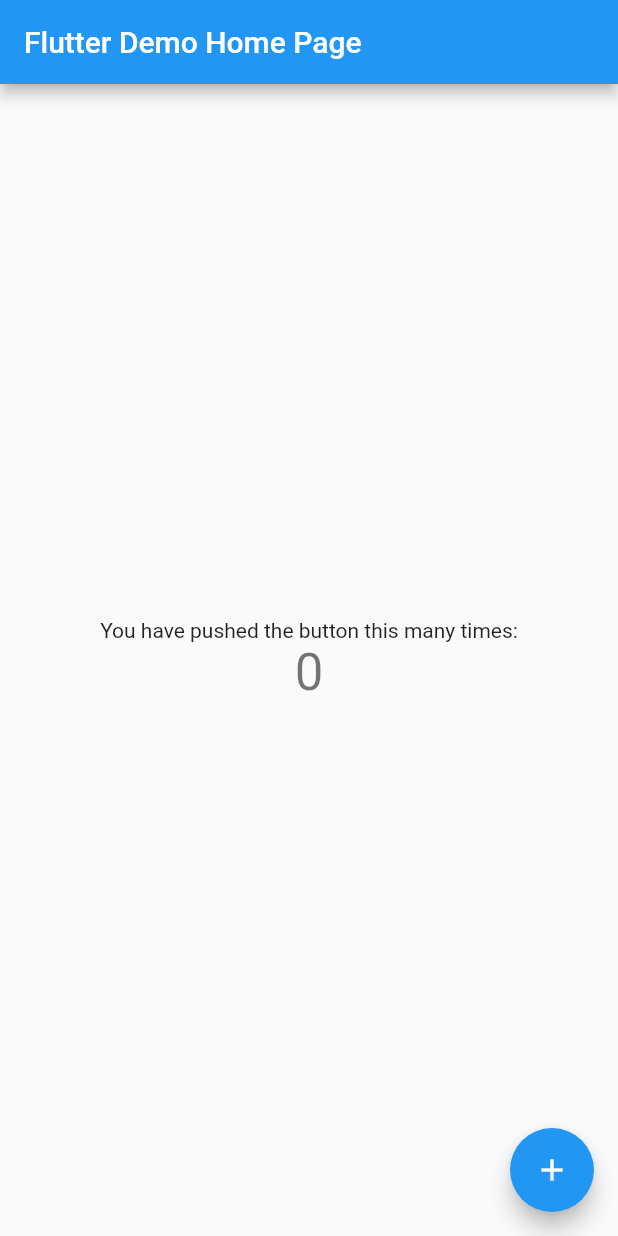
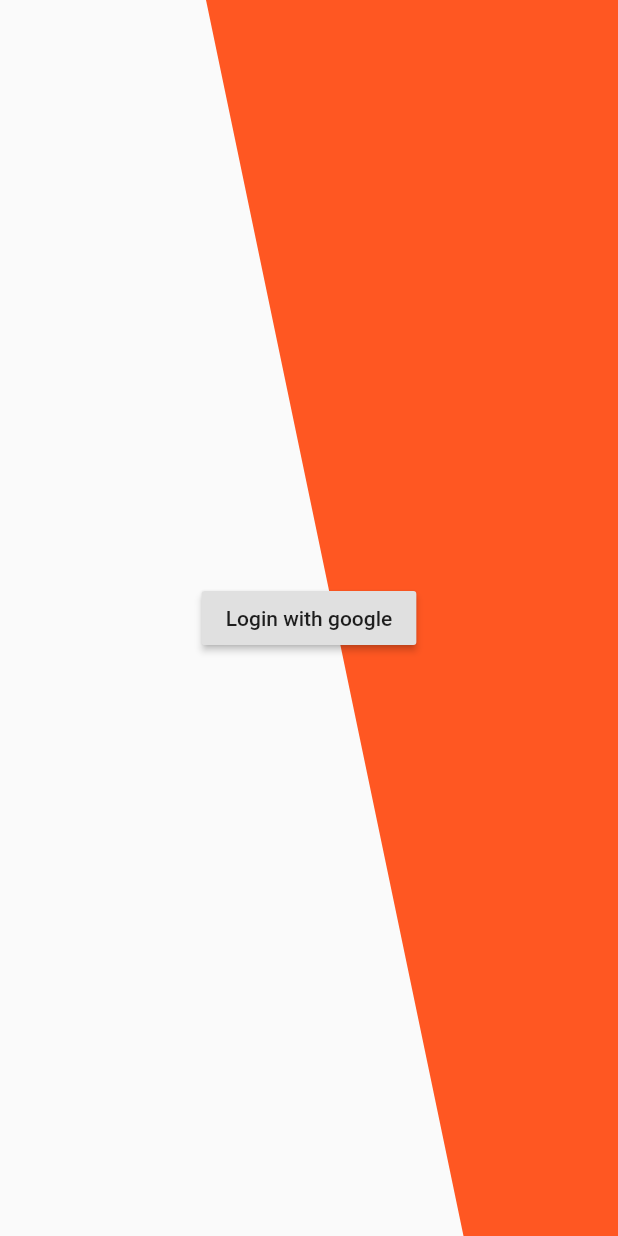
Before and after one commit to Thioby/flutterhackaton19, a Flutter app: the screen it shows after launch, on a phone screen of 412 x 824 dp. Run offline on Flutter 3.47's test engine with Material 2 defaults, Android fonts, the phone set to English and light mode, and no system bars; our stand-ins replace firebase_auth, google_sign_in; accounts and stored records are empty.

Commit message:
add onboarding with login

```diff
--- a/emo_chat/lib/main.dart
+++ b/emo_chat/lib/main.dart
@@ -1,3 +1,4 @@
+import 'package:emo_chat/presentation/onboarding/onboarding_page.dart';
 import 'package:flutter/material.dart';
 
 void main() => runApp(MyApp());
@@ -9,103 +10,9 @@ class MyApp extends StatelessWidget {
     return MaterialApp(
       title: 'Flutter Demo',
       theme: ThemeData(
-        // This is the theme of your application.
-        //
-        // Try running your application with "flutter run". You'll see the
-        // application has a blue toolbar. Then, without quitting the app, try
-        // changing the primarySwatch below to Colors.green and then invoke
-        // "hot reload" (press "r" in the console where you ran "flutter run",
-        // or simply save your changes to "hot reload" in a Flutter IDE).
-        // Notice that the counter didn't reset back to zero; the application
-        // is not restarted.
         primarySwatch: Colors.blue,
       ),
-      home: MyHomePage(title: 'Flutter Demo Home Page'),
+      home: OnboardingPage(),
     );
   }
 }
-
-class MyHomePage extends StatefulWidget {
-  MyHomePage({Key key, this.title}) : super(key: key);
-
-  // This widget is the home page of your application. It is stateful, meaning
-  // that it has a State object (defined below) that contains fields that affect
-  // how it looks.
-
-  // This class is the configuration for the state. It holds the values (in this
-  // case the title) provided by the parent (in this case the App widget) and
-  // used by the build method of the State. Fields in a Widget subclass are
-  // always marked "final".
-
-  final String title;
-
-  @override
-  _MyHomePageState createState() => _MyHomePageState();
-}
-
-class _MyHomePageState extends State<MyHomePage> {
-  int _counter = 0;
-
-  void _incrementCounter() {
-    setState(() {
-      // This call to setState tells the Flutter framework that something has
-      // changed in this State, which causes it to rerun the build method below
-      // so that the display can reflect the updated values. If we changed
-      // _counter without calling setState(), then the build method would not be
-      // called again, and so nothing would appear to happen.
-      _counter++;
-    });
-  }
-
-  @override
-  Widget build(BuildContext context) {
-    // This method is rerun every time setState is called, for instance as done
-    // by the _incrementCounter method above.
-    //
-    // The Flutter framework has been optimized to make rerunning build methods
-    // fast, so that you can just rebuild anything that needs updating rather
-    // than having to individually change instances of widgets.
-    return Scaffold(
-      appBar: AppBar(
-        // Here we take the value from the MyHomePage object that was created by
-        // the App.build method, and use it to set our appbar title.
-        title: Text(widget.title),
-      ),
-      body: Center(
-        // Center is a layout widget. It takes a single child and positions it
-        // in the middle of the parent.
-        child: Column(
-          // Column is also layout widget. It takes a list of children and
-          // arranges them vertically. By default, it sizes itself to fit its
-          // children horizontally, and tries to be as tall as its parent.
-          //
-          // Invoke "debug painting" (press "p" in the console, choose the
-          // "Toggle Debug Paint" action from the Flutter Inspector in Android
-          // Studio, or the "Toggle Debug Paint" command in Visual Studio Code)
-          // to see the wireframe for each widget.
-          //
-          // Column has various properties to control how it sizes itself and
-          // how it positions its children. Here we use mainAxisAlignment to
-          // center the children vertically; the main axis here is the vertical
-          // axis because Columns are vertical (the cross axis would be
-          // horizontal).
-          mainAxisAlignment: MainAxisAlignment.center,
-          children: <Widget>[
-            Text(
-              'You have pushed the button this many times:',
-            ),
-            Text(
-              '$_counter',
-              style: Theme.of(context).textTheme.display1,
-            ),
-          ],
-        ),
-      ),
-      floatingActionButton: FloatingActionButton(
-        onPressed: _incrementCounter,
-        tooltip: 'Increment',
-        child: Icon(Icons.add),
-      ), // This trailing comma makes auto-formatting nicer for build methods.
-    );
-  }
-}
--- /dev/null
+++ b/emo_chat/lib/presentation/onboarding/onboarding_background.dart
@@ -0,0 +1,34 @@
+import 'package:flutter/material.dart';
+
+class OnboardingBackground extends StatelessWidget {
+  @override
+  Widget build(BuildContext context) {
+    return CustomPaint(
+      painter: BackgroundShapePainter(),
+      child: Container(),
+    );
+  }
+}
+
+class BackgroundShapePainter extends CustomPainter {
+  @override
+  void paint(Canvas canvas, Size size) {
+    var paint = Paint()..color = Colors.deepOrange;
+
+    var path = Path();
+
+    path.moveTo(size.width / 3, 0);
+    path.lineTo(size.width, 0);
+    path.lineTo(size.width, size.height);
+    path.lineTo(size.width - size.width / 4, size.height);
+
+    path.close();
+
+    canvas.drawPath(path, paint);
+  }
+
+  @override
+  bool shouldRepaint(CustomPainter oldDelegate) {
+    return oldDelegate != this;
+  }
+}
--- /dev/null
+++ b/emo_chat/lib/presentation/onboarding/onboarding_page.dart
@@ -0,0 +1,43 @@
+import 'package:emo_chat/presentation/onboarding/onboarding_background.dart';
+import 'package:flutter/material.dart';
+import 'package:firebase_auth/firebase_auth.dart';
+import 'package:google_sign_in/google_sign_in.dart';
+
+class OnboardingPage extends StatelessWidget {
+  @override
+  Widget build(BuildContext context) {
+    return Scaffold(
+      body: Stack(children: [
+        OnboardingBackground(),
+        Center(
+          child: RaisedButton(
+            onPressed: () {
+              loginGoogle();
+            },
+            child: Text("Login with google"),
+          ),
+        )
+      ]),
+    );
+  }
+
+  void loginGoogle() async {
+    final GoogleSignIn googleSignIn = new GoogleSignIn();
+    final FirebaseAuth firebaseAuth = FirebaseAuth.instance;
+//    GoogleSignInAccount googleUser = await googleSignIn.signIn();
+//    GoogleSignInAuthentication googleAuth = await googleUser.authentication;
+//    FirebaseUser firebaseUser = await googleSignIn.signInWithGoogle(
+//      accessToken: googleAuth.accessToken,
+//      idToken: googleAuth.idToken,
+//    );
+    GoogleSignInAccount googleUser = await googleSignIn.signIn();
+    GoogleSignInAuthentication googleAuth = await googleUser.authentication;
+    final AuthCredential credential = GoogleAuthProvider.getCredential(
+      accessToken: googleAuth.accessToken,
+      idToken: googleAuth.idToken,
+    );
+
+    FirebaseUser firebaseUser = await firebaseAuth.signInWithCredential(credential);
+
+  }
+}
--- a/emo_chat/pubspec.yaml
+++ b/emo_chat/pubspec.yaml
@@ -23,7 +23,11 @@ dependencies:
   # The following adds the Cupertino Icons font to your application.
   # Use with the CupertinoIcons class for iOS style icons.
   cupertino_icons: ^0.1.2
-  cloud_firestore: 0.8.2+3
+  firebase_auth: ^0.11.1+5
+  google_sign_in: ^4.0.1+3
+  shared_preferences: 0.4.3
+  cloud_firestore: ^0.12.1
+  firebase_storage: ^3.0.0
 
 dev_dependencies:
   flutter_test:
```
Also changed, not shown: emo_chat/pubspec.lock, 5 other files.
